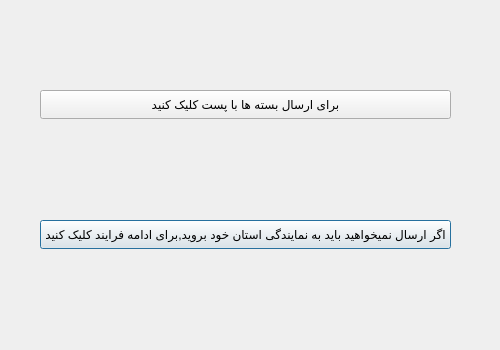
Before: the Qt Designer form menu/postpy.ui in AP-projects-4001/alsa, drawn with Qt 5.
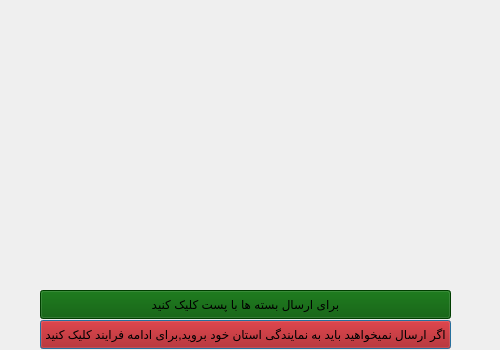
After: the same form once the commit is applied. Icons and pictures are not drawn.

What changed in the file:
```diff
--- a/menu/postpy.ui
+++ b/menu/postpy.ui
@@ -25,15 +25,24 @@
   <property name="windowTitle">
    <string>Dialog</string>
   </property>
+  <property name="styleSheet">
+   <string notr="true">background-image: url(C:/Users/digitall home/Documents/Ap/alsa/menu/post_global.png);
+</string>
+  </property>
   <widget class="QPushButton" name="pushButton">
    <property name="geometry">
     <rect>
      <x>40</x>
-     <y>220</y>
+     <y>320</y>
      <width>411</width>
      <height>29</height>
     </rect>
    </property>
+   <property name="styleSheet">
+    <string notr="true">background-image: url();
+background-color: rgb(170, 0, 0);
+color: rgb(0, 0, 0);</string>
+   </property>
    <property name="text">
     <string>اگر ارسال نمیخواهید باید به نمایندگی استان خود بروید,برای ادامه فرایند کلیک کنید</string>
    </property>
@@ -42,11 +51,16 @@
    <property name="geometry">
     <rect>
      <x>40</x>
-     <y>90</y>
+     <y>290</y>
      <width>411</width>
      <height>29</height>
     </rect>
    </property>
+   <property name="styleSheet">
+    <string notr="true">background-image: url();
+background-color: rgb(0, 85, 0);
+color: rgb(0, 0, 0);</string>
+   </property>
    <property name="text">
     <string>برای ارسال بسته ها با پست کلیک کنید</string>
    </property>
```
